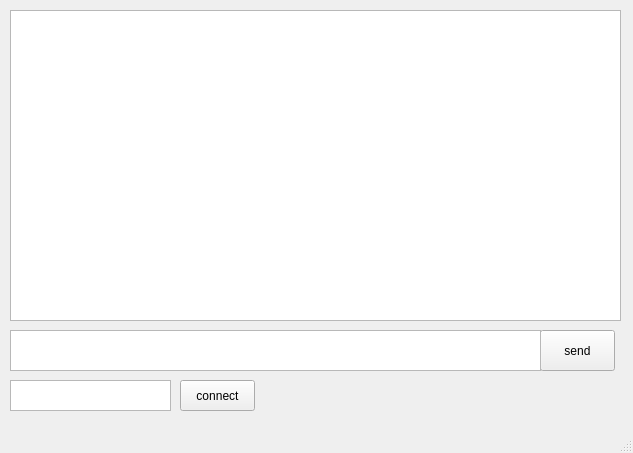
Qt form CS_App/mainwindow.ui (KostyaRyabov/CS_App) before a commit.
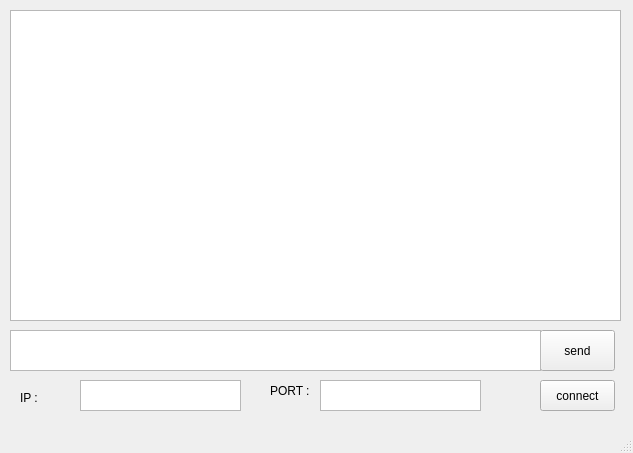
The same form after that commit.

The edit to the form file:
```diff
--- a/CS_App/mainwindow.ui
+++ b/CS_App/mainwindow.ui
@@ -50,7 +50,7 @@
    <widget class="QTextEdit" name="selectedIP">
     <property name="geometry">
      <rect>
-      <x>10</x>
+      <x>80</x>
       <y>380</y>
       <width>161</width>
       <height>31</height>
@@ -65,7 +65,7 @@
    <widget class="QPushButton" name="pushButton_2">
     <property name="geometry">
      <rect>
-      <x>180</x>
+      <x>540</x>
       <y>380</y>
       <width>75</width>
       <height>31</height>
@@ -75,6 +75,47 @@
      <string>connect</string>
     </property>
    </widget>
+   <widget class="QLabel" name="label">
+    <property name="geometry">
+     <rect>
+      <x>20</x>
+      <y>390</y>
+      <width>21</width>
+      <height>16</height>
+     </rect>
+    </property>
+    <property name="text">
+     <string>IP :</string>
+    </property>
+   </widget>
+   <widget class="QLabel" name="label_2">
+    <property name="geometry">
+     <rect>
+      <x>270</x>
+      <y>380</y>
+      <width>51</width>
+      <height>21</height>
+     </rect>
+    </property>
+    <property name="text">
+     <string>PORT :</string>
+    </property>
+   </widget>
+   <widget class="QTextEdit" name="selectedPORT">
+    <property name="geometry">
+     <rect>
+      <x>320</x>
+      <y>380</y>
+      <width>161</width>
+      <height>31</height>
+     </rect>
+    </property>
+    <property name="font">
+     <font>
+      <kerning>true</kerning>
+     </font>
+    </property>
+   </widget>
   </widget>
   <widget class="QMenuBar" name="menubar">
    <property name="geometry">
```
